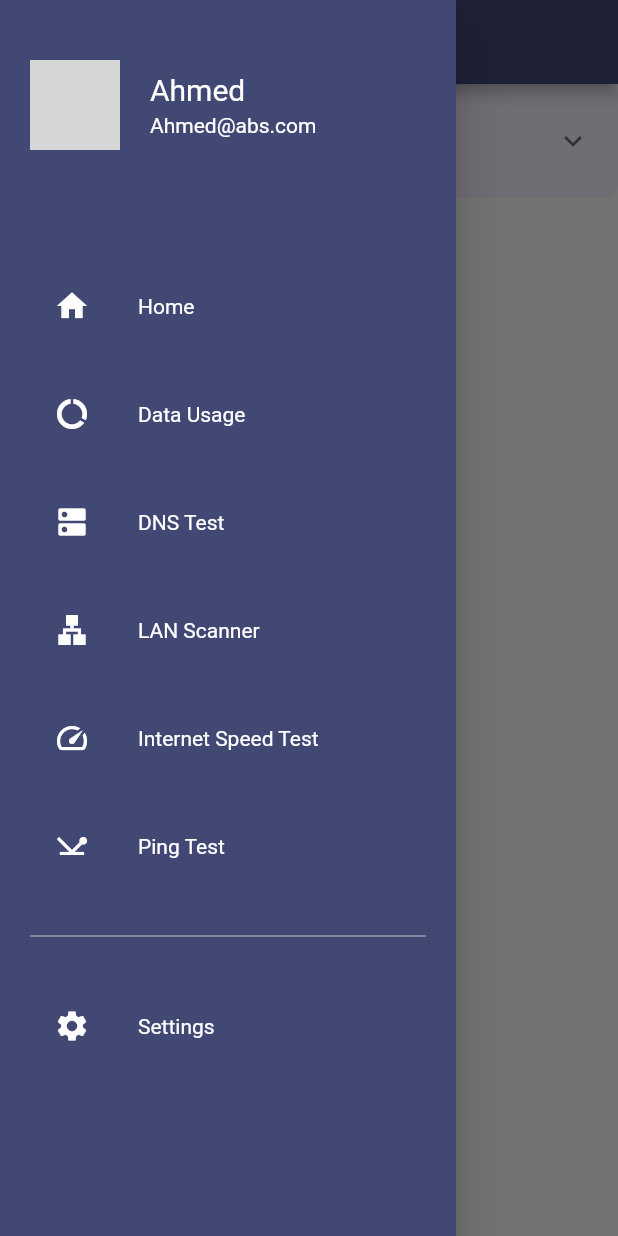
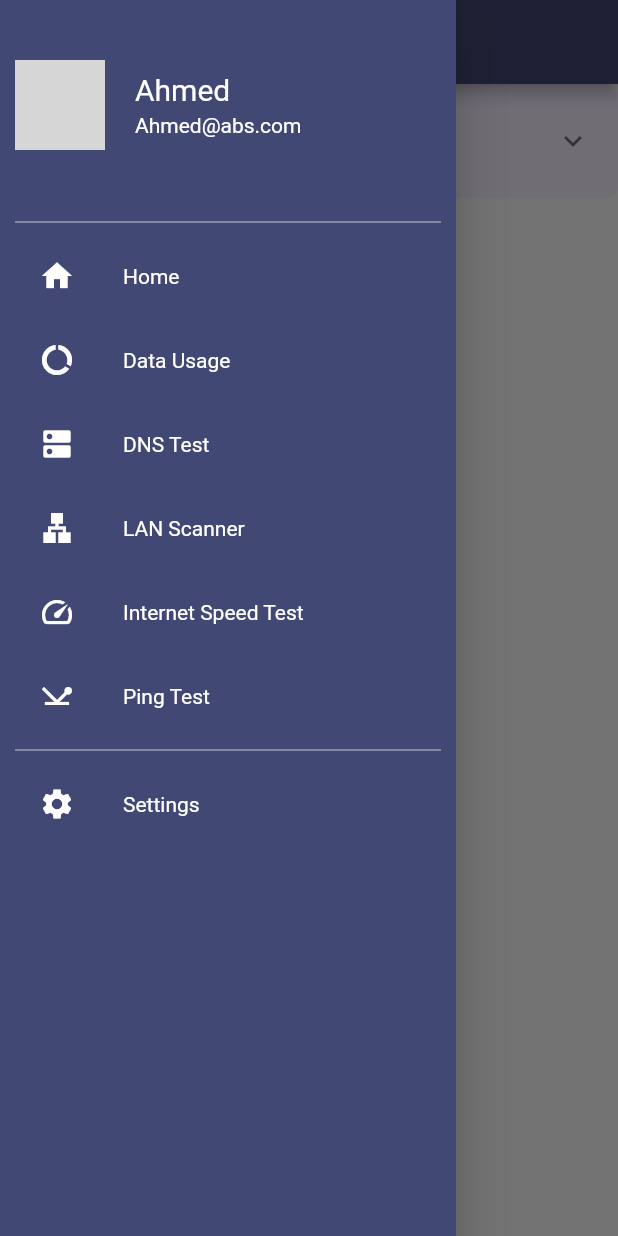
Before and after one commit to CSEMN/Pentor, a Flutter app: the screen it shows after launch, with the side drawer open, on a phone screen of 412 x 824 dp. Run offline on Flutter 3.47's test engine with Material 2 defaults, Android fonts, the phone set to English and light mode, and no system bars; drawn by our look-alikes of expansion_tile_card; our stand-ins replace connectivity_plus, firebase_core, get, get_storage, permission_handler; missing offline and left inert: network_info_plus, telephony; accounts and stored records are empty; network calls fail; grey boxes are pictures that could not be loaded.

Commit message:
chor : UI refinement
reduce padding
replace get to -> get off for better performance

```diff
--- a/lib/view/widgets/NavigationDrawer.dart
+++ b/lib/view/widgets/NavigationDrawer.dart
@@ -6,7 +6,7 @@ import 'package:pentor/view/setting_page.dart';
 import 'package:pentor/controller/NavigationDrawer_Controller.dart';
 
 class NavigationDrawerWidget extends StatelessWidget {
-  final padding = EdgeInsets.symmetric(horizontal: 20);
+  final padding = EdgeInsets.symmetric(horizontal: 10);
   @override
   Widget build(BuildContext context) {
     final name = 'Ahmed';
@@ -23,51 +23,44 @@ class NavigationDrawerWidget extends StatelessWidget {
               name: name,
               email: email,
               onClicked: () => NavDrawerWidgetController.OpenDataUsagePage()),
+
             Container(
               padding: padding,
               child: Column(
                 children: [
-                  const SizedBox(height: 12),
-                  const SizedBox(height: 24),
+                  Divider(color: Colors.white70),
                   buildMenuItem(
                       text: 'Home'.tr,
                       icon: Icons.home,
                       onClicked: () =>
                           NavDrawerWidgetController.OpenHomePage()
                   ),
-                  const SizedBox(height: 16),
                   buildMenuItem(
                       text: 'Data Usage'.tr,
                       icon: Icons.data_usage,
                       onClicked: () =>  NavDrawerWidgetController.OpenDataUsagePage()),
-                  const SizedBox(height: 16),
                   buildMenuItem(
                       text: 'DNS Test'.tr,
                       icon: Icons.dns,
                       onClicked: () => NavDrawerWidgetController.OpenDnsTestPage()
                   ),
-                  const SizedBox(height: 16),
                   buildMenuItem(
                       text: 'LAN Scanner'.tr,
                       icon: Icons.lan,
                       onClicked: () => NavDrawerWidgetController.OpenLanScannerPage()
                   ),
-                  const SizedBox(height: 16),
                   buildMenuItem(
                       text: 'Internet Speed Test'.tr,
                       icon: Icons.speed,
                       onClicked: () => NavDrawerWidgetController.OpenSpeedTestPage()
                   ),
-                  const SizedBox(height: 16),
                   buildMenuItem(
                       text: 'Ping Test'.tr,
                       icon: Icons.network_ping,
                       onClicked: () => Get.to( PingTestPage()
                       )
                   ),
-                  const SizedBox(height: 24),
                   Divider(color: Colors.white70),
-                  const SizedBox(height: 24),
                   buildMenuItem(
                       text: 'Settings'.tr,
                       icon: Icons.settings,
```
Also changed, not shown: lib/controller/NavigationDrawer_Controller.dart (+7 -7 lines).
